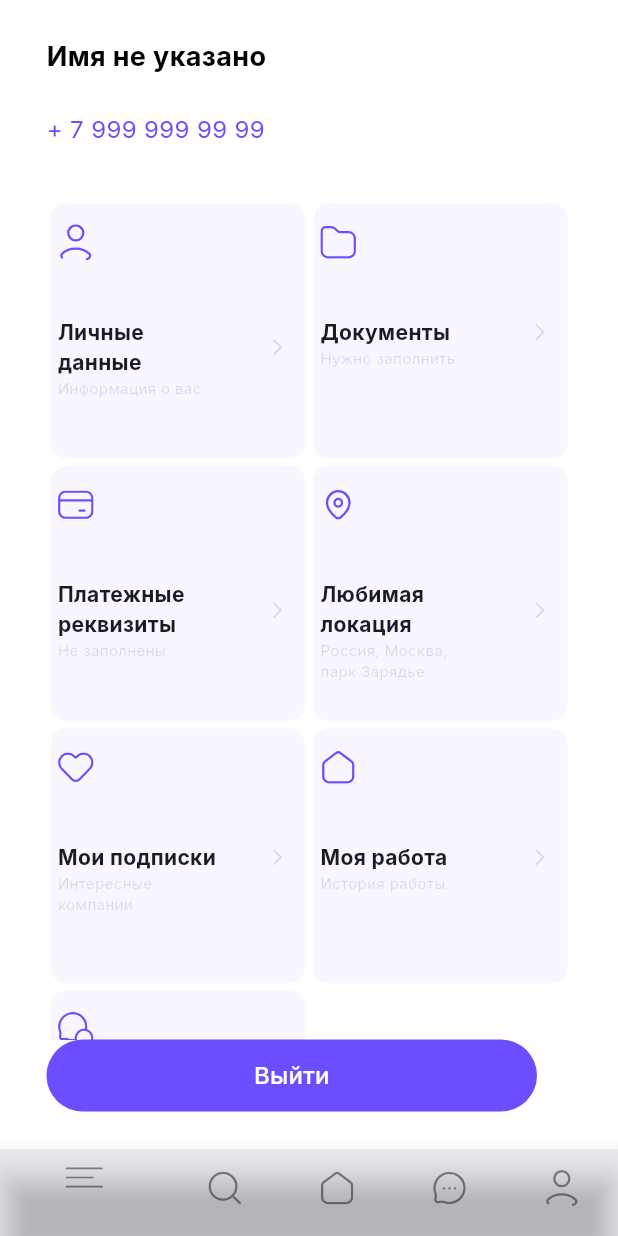
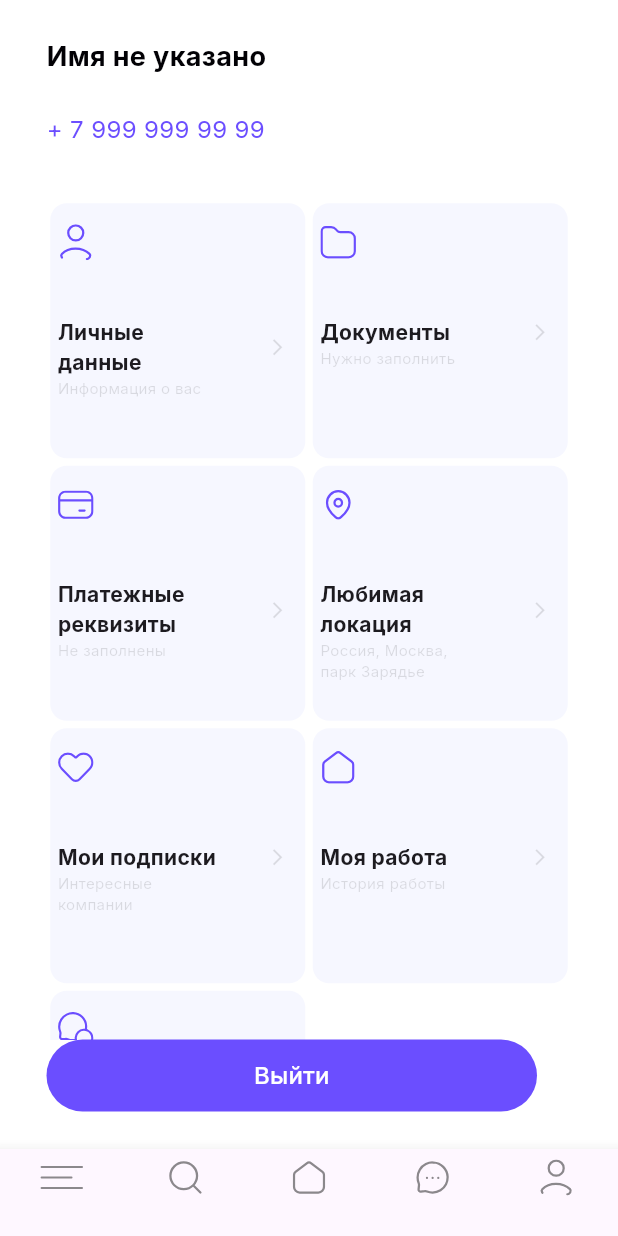
Before and after one commit to vachtung-gigabidze/flutter_figma_ui_lab, a Flutter app: the screen it shows after launch, on a phone screen of 412 x 824 dp. Run offline on Flutter 3.47's test engine with Material 3 defaults, Android fonts, the phone set to English and light mode, and no system bars; our stand-ins replace flutter_svg, google_fonts.

Commit message:
fix profile bottom

```diff
--- a/lib/jobby/core/app_builder.dart
+++ b/lib/jobby/core/app_builder.dart
@@ -12,27 +12,27 @@ class JobbyAppBuilder extends StatelessWidget {
       debugShowCheckedModeBanner: false,
       title: "Jobby",
       theme: ThemeData(
-        colorScheme: ColorScheme.light(
-          primary: Color(0xff5932EA),
-          surface: Color(0x209197B3),
-        ),
+        // colorScheme: ColorScheme.light(
+        //   primary: Color(0xff5932EA),
+        //   surface: Color(0x209197B3),
+        // ),
         textTheme: GoogleFonts.interTextTheme(textTheme),
       ),
-      home: HomeApp(),
+      home: ProfilePage(),
     );
   }
 }
 
-class HomeApp extends StatefulWidget {
-  const HomeApp({super.key});
+// class HomeApp extends StatefulWidget {
+//   const HomeApp({super.key});
 
-  @override
-  State<HomeApp> createState() => _HomeAppState();
-}
+//   @override
+//   State<HomeApp> createState() => _HomeAppState();
+// }
 
-class _HomeAppState extends State<HomeApp> {
-  @override
-  Widget build(BuildContext context) {
-    return ProfilePage(); //MeetingPage(); //ConfirmPage(); // LoginByPhonePage(); // OnboardingPage());
-  }
-}
+// class _HomeAppState extends State<HomeApp> {
+//   @override
+//   Widget build(BuildContext context) {
+//     return ProfilePage(); //MeetingPage(); //ConfirmPage(); // LoginByPhonePage(); // OnboardingPage());
+//   }
+// }
--- a/lib/jobby/pages/profile/page.dart
+++ b/lib/jobby/pages/profile/page.dart
@@ -27,17 +27,18 @@ class _ProfilePageState extends State<ProfilePage> {
     return Scaffold(
       backgroundColor: Colors.white,
       bottomNavigationBar: BottomNavigationBar(
+        type: BottomNavigationBarType.fixed,
+        currentIndex: 1,
+        selectedItemColor: Colors.amber[800],
+        // backgroundColor: Colors.black12,
         items: [
           BottomNavigationBarItem(
             label: '',
-            icon: SizedBox(
-              height: 14,
-              width: 27,
-              child: SvgPicture.asset(
-                'assets/jobby/burger.svg',
-                fit: BoxFit.scaleDown,
-                color: Colors.black45,
-              ),
+            backgroundColor: Color(0xffF9F4FF),
+            icon: SvgPicture.asset(
+              'assets/jobby/burger.svg',
+              fit: BoxFit.scaleDown,
+              color: Colors.black45,
             ),
           ),
           BottomNavigationBarItem(
```
